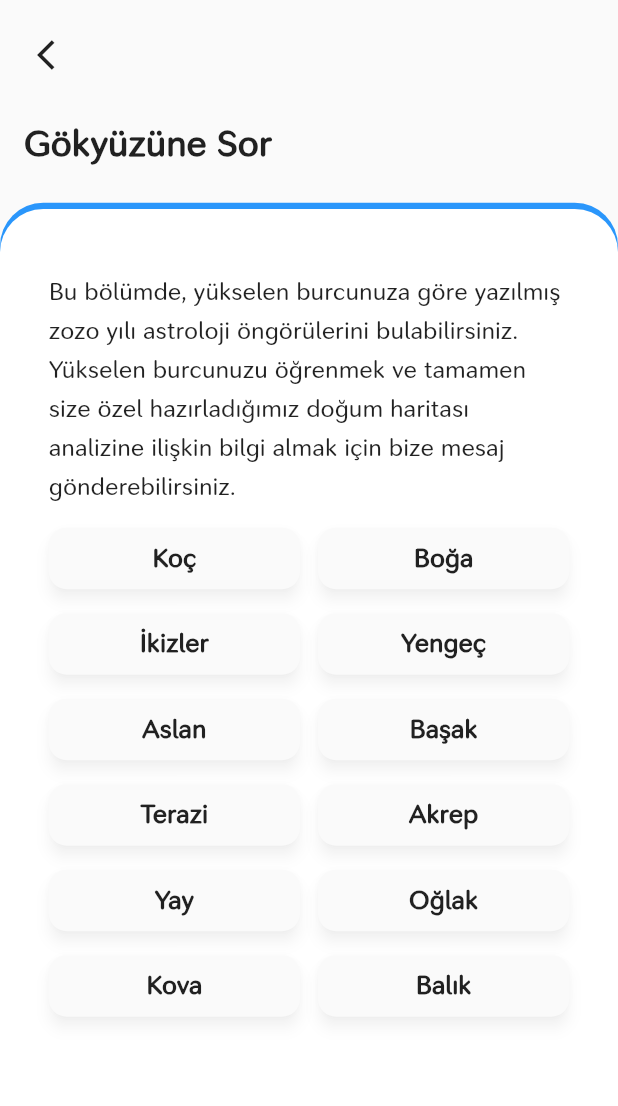
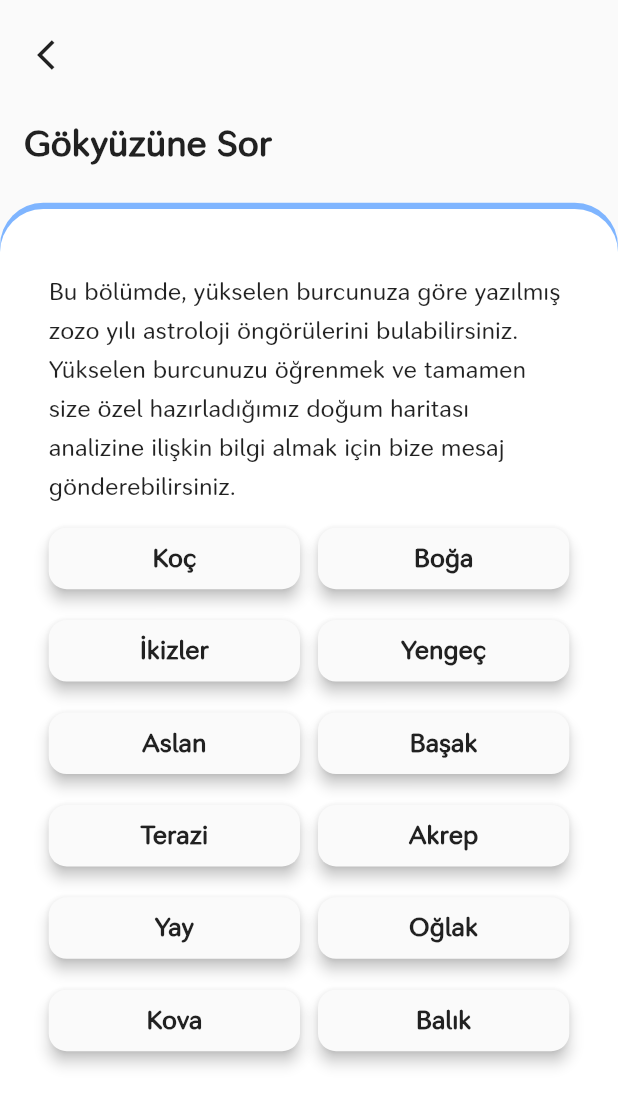
Before and after one commit to UysalMustafaa/Astrology-UI-Study, a Flutter app: the SkyPage screen opened directly, on a phone screen of 412 x 824 dp. Shown: the top 1106 px of the screen. Run offline on Flutter 3.47's test engine with Material 2 defaults, Android fonts, the phone set to English and light mode, and no system bars; our stand-ins replace google_fonts.

Commit message:
Pages Updated.

```diff
--- a/lib/pages/music/music_second.dart
+++ b/lib/pages/music/music_second.dart
@@ -1,3 +1,4 @@
+import 'package:astrology/core/constants/color_constants.dart';
 import 'package:astrology/core/widgets/custom_page_scaffold.dart';
 import 'package:flutter/material.dart';
 
@@ -49,7 +50,7 @@ And tell me somethings last
             ),
           );
         },
-        pageColor: Color.fromRGBO(160, 91, 248, 1),
+        pageColor: ColorConstants.JazzBerryJam,
       ),
     );
   }
--- a/lib/pages/sky/sky_page.dart
+++ b/lib/pages/sky/sky_page.dart
@@ -1,4 +1,6 @@
+import 'package:astrology/core/constants/color_constants.dart';
 import 'package:astrology/core/widgets/custom_page_scaffold.dart';
+import 'package:astrology/core/extensions/context_extension.dart';
 import 'package:flutter/material.dart';
 
 class SkyPage extends StatelessWidget {
@@ -29,7 +31,7 @@ class SkyPage extends StatelessWidget {
               ],
             ),
             SizedBox(
-              height: 16,
+              height: context.dynamicHeight(0.025),
             ),
             Row(
               children: <Widget>[
@@ -41,7 +43,7 @@ class SkyPage extends StatelessWidget {
               ],
             ),
             SizedBox(
-              height: 16,
+              height: context.dynamicHeight(0.025),
             ),
             Row(
               children: <Widget>[
@@ -53,7 +55,7 @@ class SkyPage extends StatelessWidget {
               ],
             ),
             SizedBox(
-              height: 16,
+              height: context.dynamicHeight(0.025),
             ),
             Row(
               children: <Widget>[
@@ -65,7 +67,7 @@ class SkyPage extends StatelessWidget {
               ],
             ),
             SizedBox(
-              height: 16,
+              height: context.dynamicHeight(0.025),
             ),
             Row(
               children: <Widget>[
@@ -77,7 +79,7 @@ class SkyPage extends StatelessWidget {
               ],
             ),
             SizedBox(
-              height: 16,
+              height: context.dynamicHeight(0.025),
             ),
             Row(
               children: <Widget>[
@@ -94,7 +96,7 @@ class SkyPage extends StatelessWidget {
           Navigator.pop(context);
         },
         onButtonPressed: () {},
-        pageColor: Color.fromRGBO(42, 150, 251, 1),
+        pageColor: ColorConstants.Malibu,
       ),
     );
   }
@@ -102,7 +104,7 @@ class SkyPage extends StatelessWidget {
   Widget _buildZodiacItem(String title) {
     return Material(
       elevation: 4,
-      shadowColor: Colors.black26,
+      shadowColor: ColorConstants.Black,
       borderRadius: BorderRadius.circular(12),
       child: InkWell(
         onTap: () {},
@@ -111,7 +113,7 @@ class SkyPage extends StatelessWidget {
           padding: EdgeInsets.symmetric(vertical: 10, horizontal: 8),
           child: Center(
             child: Text(
-              '$title',
+              title,
               style: TextStyle(fontWeight: FontWeight.bold, fontSize: 17),
             ),
           ),
```
